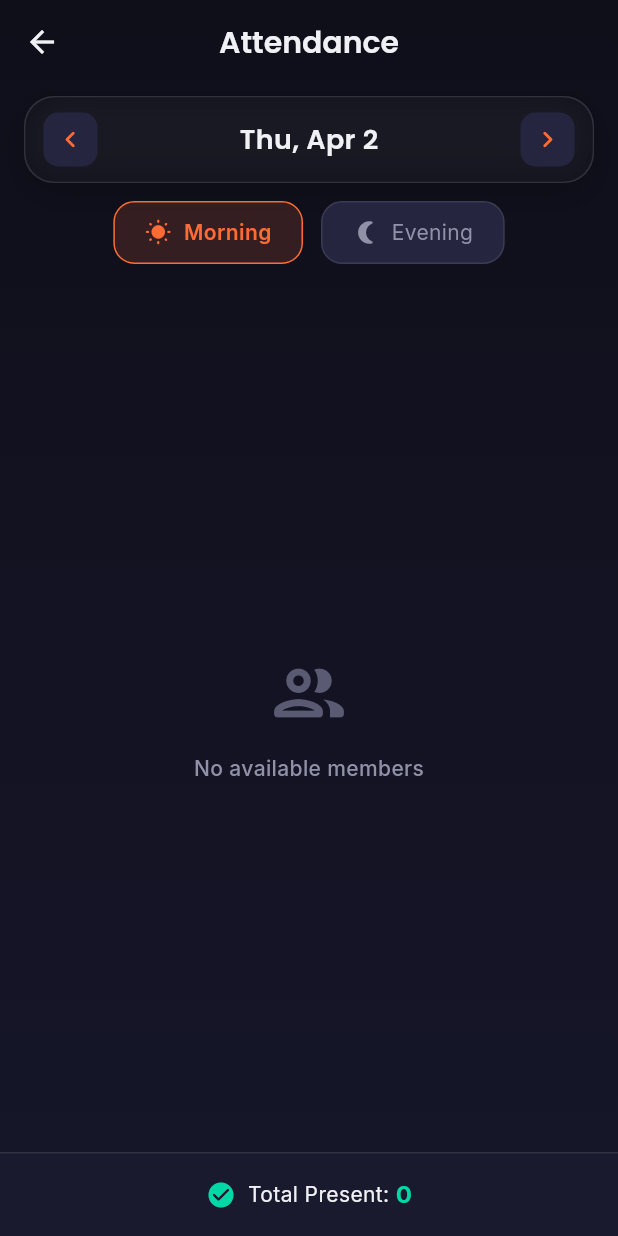
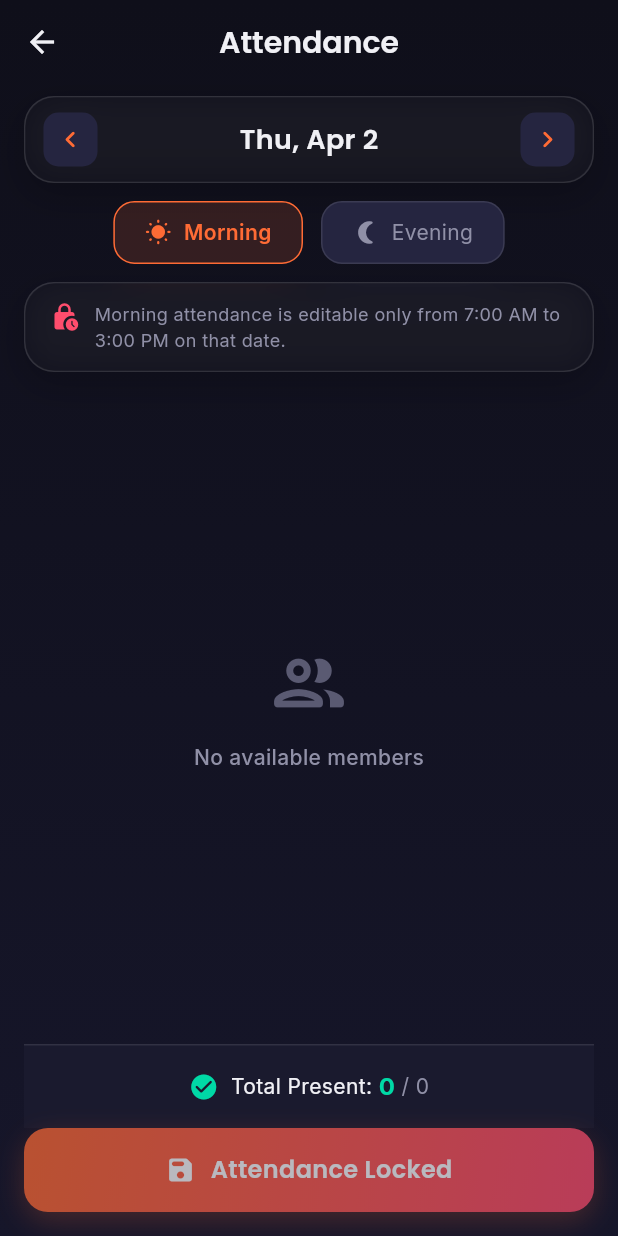
Before and after one commit to osctoss/smart_mess_app, a Flutter app: the AttendanceScreen screen opened by its route, after a tap on the "chevron left" icon, on a phone screen of 412 x 824 dp. Run offline on Flutter 3.47's test engine with Material 3 defaults, Android fonts, the phone set to English and light mode, and no system bars; our stand-ins replace cloud_firestore, firebase_auth, firebase_core, flutter_animate, google_fonts, table_calendar; accounts and stored records are empty; generated files the repository leaves out were written again.

Commit message:
Add attendance save flow and refresh app branding

```diff
--- a/lib/features/admin/attendance/attendance_controller.dart
+++ b/lib/features/admin/attendance/attendance_controller.dart
@@ -1,11 +1,11 @@
 import 'package:flutter/material.dart';
 import 'package:firebase_auth/firebase_auth.dart';
-import 'package:cloud_firestore/cloud_firestore.dart';
 import 'package:intl/intl.dart';
 import '../../../core/services/firestore_service.dart';
 import '../../../core/constants/enums.dart';
 import '../../../models/user_model.dart';
 import '../../../models/availability_model.dart';
+import '../../../models/attendance_model.dart';
 
 class AttendanceController with ChangeNotifier {
   final FirestoreService _firestoreService = FirestoreService();
@@ -17,12 +17,23 @@ class AttendanceController with ChangeNotifier {
   MealType _selectedMeal = MealType.morning;
   MealType get selectedMeal => _selectedMeal;
 
-  // Only available members (green-dot users)
   List<UserModel> _availableMembers = [];
   List<UserModel> get availableMembers => _availableMembers;
 
+  final Map<String, bool> _savedAttendance = {};
+  final Map<String, bool> _draftAttendance = {};
+
   bool _isLoading = false;
   bool get isLoading => _isLoading;
+
+  bool _isSaving = false;
+  bool get isSaving => _isSaving;
+
+  bool _isAttendanceEditable = false;
+  bool get isAttendanceEditable => _isAttendanceEditable;
+
+  String? _attendanceWindowMessage;
+  String? get attendanceWindowMessage => _attendanceWindowMessage;
 
   String? _messId;
 
@@ -30,17 +41,48 @@ class AttendanceController with ChangeNotifier {
     _initialize();
   }
 
+  int get presentCount {
+    return _availableMembers
+        .where((user) => _draftAttendance[user.uid] ?? _savedAttendance[user.uid] ?? false)
+        .length;
+  }
+
+  bool get hasUnsavedChanges {
+    if (_draftAttendance.length != _savedAttendance.length) {
+      return true;
+    }
+
+    for (final entry in _draftAttendance.entries) {
+      if ((_savedAttendance[entry.key] ?? false) != entry.value) {
+        return true;
+      }
+    }
+
+    for (final entry in _savedAttendance.entries) {
+      if ((_draftAttendance[entry.key] ?? false) != entry.value) {
+        return true;
+      }
+    }
+
+    return false;
+  }
+
   Future<void> _initialize() async {
     final user = _auth.currentUser;
     if (user != null) {
-      final userDoc = await _firestoreService.documentStream(
+      final userDoc = await _firestoreService
+          .documentStream(
             path: 'users/${user.uid}',
             builder: (data, id) => UserModel(
               uid: id,
-          name: '', contactNumber: '', role: '', createdAt: DateTime.now(),
+              name: '',
+              contactNumber: '',
+              role: '',
+              createdAt: DateTime.now(),
               messId: data['messId'],
             ),
-      ).first;
+          )
+          .first;
       _messId = userDoc.messId;
       await _loadAttendance();
     }
@@ -58,19 +100,33 @@ class AttendanceController with ChangeNotifier {
     }
   }
 
+  bool isMarkedPresent(String uid) {
+    return _draftAttendance[uid] ?? _savedAttendance[uid] ?? false;
+  }
+
+  void toggleAttendance(String uid, bool value) {
+    if (!_isAttendanceEditable) return;
+    _draftAttendance[uid] = value;
+    notifyListeners();
+  }
+
   Future<void> _loadAttendance() async {
     if (_messId == null) return;
 
     _isLoading = true;
+    _draftAttendance.clear();
+    _savedAttendance.clear();
     notifyListeners();
 
     try {
       final dateStr = DateFormat('yyyy-MM-dd').format(_selectedDate);
+      _computeAttendanceWindow();
 
-      // 1. Fetch all approved CLIENT users for this mess
-      final users = await _firestoreService.collectionStream(
+      final users = await _firestoreService
+          .collectionStream(
             path: 'users',
-        queryBuilder: (query) => query.where('messId', isEqualTo: _messId)
+            queryBuilder: (query) => query
+                .where('messId', isEqualTo: _messId)
                 .where('approved', isEqualTo: true),
             builder: (data, id) => UserModel(
               uid: id,
@@ -84,16 +140,24 @@ class AttendanceController with ChangeNotifier {
               morningOff: data['morningOff'] ?? false,
               eveningOff: data['eveningOff'] ?? false,
             ),
-      ).first;
+            sort: (a, b) => a.name.toLowerCase().compareTo(b.name.toLowerCase()),
+          )
+          .first;
 
       final clientUsers = users.where((u) => u.role == 'CLIENT').toList();
 
-      // 2. Fetch availability documents for this date/meal
-      final availabilityDocs = await _firestoreService.collectionStream(
+      final availabilityDocs = await _firestoreService
+          .collectionStream(
             path: 'availability',
-        queryBuilder: (query) => query.where('messId', isEqualTo: _messId)
+            queryBuilder: (query) => query
+                .where('messId', isEqualTo: _messId)
                 .where('date', isEqualTo: dateStr)
-                                      .where('meal', isEqualTo: _selectedMeal == MealType.morning ? 'MORNING' : 'EVENING'),
+                .where(
+                  'meal',
+                  isEqualTo: _selectedMeal == MealType.morning
+                      ? 'MORNING'
+                      : 'EVENING',
+                ),
             builder: (data, id) => AvailabilityModel(
               uid: data['uid'],
               messId: data['messId'],
@@ -101,9 +165,9 @@ class AttendanceController with ChangeNotifier {
               meal: data['meal'],
               status: data['status'],
             ),
-      ).first;
+          )
+          .first;
 
-      // 3. Build OFF set
       final offUids = <String>{};
 
       for (final user in clientUsers) {
@@ -127,37 +191,29 @@ class AttendanceController with ChangeNotifier {
         }
       }
 
-      // 4. Only keep available members
       _availableMembers = clientUsers.where((u) => !offUids.contains(u.uid)).toList();
 
-      // 5. Create attendance snapshot (if not exists)
-      final attendanceId = '${_messId}_${dateStr}_${_selectedMeal == MealType.morning ? "MORNING" : "EVENING"}';
-      final attendanceRef = FirebaseFirestore.instance.collection('attendance').doc(attendanceId);
-      final attendanceDoc = await attendanceRef.get();
+      final attendanceId = _attendanceDocId;
+      final savedRecords = await _firestoreService
+          .collectionStream(
+            path: 'attendance/$attendanceId/records',
+            builder: (data, id) => AttendanceRecord(
+              uid: id,
+              name: data['name'] ?? '',
+              present: data['present'] ?? false,
+            ),
+          )
+          .first;
 
-      if (!attendanceDoc.exists) {
-         await attendanceRef.set({
-           'messId': _messId,
-           'date': dateStr,
-           'meal': _selectedMeal == MealType.morning ? 'MORNING' : 'EVENING',
-           'presentCount': _availableMembers.length,
-           'createdAt': FieldValue.serverTimestamp(),
-         });
+      final savedRecordMap = {
+        for (final record in savedRecords) record.uid: record,
+      };
 
-         // Clean up older docs (keep only 3 latest)
-         final allAttendance = await _firestoreService.collectionStream(
-            path: 'attendance',
-            queryBuilder: (query) => query.where('messId', isEqualTo: _messId).orderBy('createdAt', descending: true),
-            builder: (data, id) => id,
-         ).first;
-
-         if (allAttendance.length > 3) {
-            for (var i = 3; i < allAttendance.length; i++) {
-               await _firestoreService.deleteData(path: 'attendance/${allAttendance[i]}');
+      for (final user in _availableMembers) {
+        final savedRecord = savedRecordMap[user.uid];
+        _savedAttendance[user.uid] = savedRecord?.present ?? false;
+        _draftAttendance[user.uid] = savedRecord?.present ?? false;
       }
-         }
-      }
-
     } catch (e) {
       debugPrint('Error loading attendance: $e');
     } finally {
@@ -165,4 +221,117 @@ class AttendanceController with ChangeNotifier {
       notifyListeners();
     }
   }
+
+  String get _attendanceDocId {
+    final dateStr = DateFormat('yyyy-MM-dd').format(_selectedDate);
+    final meal = _selectedMeal == MealType.morning ? 'MORNING' : 'EVENING';
+    return '${_messId}_${dateStr}_$meal';
   }
+
+  void _computeAttendanceWindow() {
+    final now = DateTime.now();
+    final selectedDay = DateTime(
+      _selectedDate.year,
+      _selectedDate.month,
+      _selectedDate.day,
+    );
+
+    if (_selectedMeal == MealType.morning) {
+      final start = DateTime(
+        selectedDay.year,
+        selectedDay.month,
+        selectedDay.day,
+        7,
+      );
+      final end = DateTime(
+        selectedDay.year,
+        selectedDay.month,
+        selectedDay.day,
+        15,
+      );
+
+      _isAttendanceEditable =
+          !now.isBefore(start) && now.isBefore(end);
+      _attendanceWindowMessage = _isAttendanceEditable
+          ? 'Morning attendance can be marked until 3:00 PM.'
+          : 'Morning attendance is editable only from 7:00 AM to 3:00 PM on that date.';
+      return;
+    }
+
+    final start = DateTime(
+      selectedDay.year,
+      selectedDay.month,
+      selectedDay.day,
+      15,
+    );
+    final end = DateTime(
+      selectedDay.year,
+      selectedDay.month,
+      selectedDay.day + 1,
+      7,
+    );
+
+    _isAttendanceEditable =
+        !now.isBefore(start) && now.isBefore(end);
+    _attendanceWindowMessage = _isAttendanceEditable
+        ? 'Evening attendance can be marked until 7:00 AM tomorrow.'
+        : 'Evening attendance is editable only from 3:00 PM to 7:00 AM the next day.';
+  }
+
+  Future<bool> saveAttendance() async {
+    if (_isSaving || _messId == null) {
+      return false;
+    }
+
+    if (!hasUnsavedChanges) {
+      return true;
+    }
+
+    if (!_isAttendanceEditable) {
+      return false;
+    }
+
+    _isSaving = true;
+    notifyListeners();
+
+    try {
+      final dateStr = DateFormat('yyyy-MM-dd').format(_selectedDate);
+      final meal = _selectedMeal == MealType.morning ? 'MORNING' : 'EVENING';
+      final attendanceId = _attendanceDocId;
+
+      await _firestoreService.setData(
+        path: 'attendance/$attendanceId',
+        data: {
+          'messId': _messId,
+          'date': dateStr,
+          'meal': meal,
+          'presentCount': presentCount,
+          'updatedAt': DateTime.now().toIso8601String(),
+        },
+        merge: true,
+      );
+
+      for (final user in _availableMembers) {
+        final present = _draftAttendance[user.uid] ?? false;
+        await _firestoreService.setData(
+          path: 'attendance/$attendanceId/records/${user.uid}',
+          data: {
+            'uid': user.uid,
+            'name': user.name,
+            'present': present,
+          },
+          merge: true,
+        );
+        _savedAttendance[user.uid] = present;
+      }
+
+      return true;
+    } catch (e) {
+      debugPrint('Error saving attendance: $e');
+      return false;
+    } finally {
+      _isSaving = false;
+      notifyListeners();
+    }
+  }
+}
--- a/lib/features/admin/attendance/attendance_screen.dart
+++ b/lib/features/admin/attendance/attendance_screen.dart
@@ -6,6 +6,7 @@ import '../../../core/constants/enums.dart';
 import '../../../core/constants/app_colors.dart';
 import '../../../core/constants/app_text_styles.dart';
 import '../../shared_widgets/glass_card.dart';
+import '../../shared_widgets/custom_button.dart';
 import '../../shared_widgets/gradient_scaffold.dart';
 import '../../shared_widgets/animated_list_item.dart';
 import '../../shared_widgets/shimmer_loading.dart';
@@ -77,6 +78,43 @@ class AttendanceScreen extends StatelessWidget {
 
                 const SizedBox(height: 8),
 
+                Padding(
+                  padding: const EdgeInsets.symmetric(horizontal: 16),
+                  child: GlassCard(
+                    padding: const EdgeInsets.symmetric(horizontal: 16, vertical: 12),
+                    borderColor: controller.isAttendanceEditable
+                        ? AppColors.accentTeal.withValues(alpha: 0.25)
+                        : AppColors.glassBorder,
+                    child: Row(
+                      crossAxisAlignment: CrossAxisAlignment.start,
+                      children: [
+                        Icon(
+                          controller.isAttendanceEditable
+                              ? Icons.edit_calendar_rounded
+                              : Icons.lock_clock_rounded,
+                          color: controller.isAttendanceEditable
+                              ? AppColors.accentTeal
+                              : AppColors.accentRose,
+                          size: 20,
+                        ),
+                        const SizedBox(width: 10),
+                        Expanded(
+                          child: Text(
+                            controller.attendanceWindowMessage ?? '',
+                            style: AppTextStyles.bodySmall.copyWith(
+                              color: controller.isAttendanceEditable
+                                  ? AppColors.textPrimary
+                                  : AppColors.textSecondary,
+                            ),
+                          ),
+                        ),
+                      ],
+                    ),
+                  ),
+                ),
+
+                const SizedBox(height: 8),
+
                 if (controller.isLoading)
                   Expanded(child: ShimmerLoading.listPlaceholder())
                 else
@@ -128,7 +166,20 @@ class AttendanceScreen extends StatelessWidget {
                                             ],
                                           ),
                                         ),
-                                        Icon(Icons.check_circle_rounded, color: AppColors.accentTeal, size: 22),
+                                        Checkbox(
+                                          value: controller.isMarkedPresent(user.uid),
+                                          onChanged: controller.isAttendanceEditable
+                                              ? (value) => controller.toggleAttendance(user.uid, value ?? false)
+                                              : null,
+                                          activeColor: AppColors.accentTeal,
+                                          checkColor: Colors.white,
+                                          side: BorderSide(
+                                            color: controller.isMarkedPresent(user.uid)
+                                                ? AppColors.accentTeal
+                                                : AppColors.textSecondary,
+                                            width: 1.8,
+                                          ),
+                                        ),
                                       ],
                                     ),
                                   ),
@@ -138,7 +189,17 @@ class AttendanceScreen extends StatelessWidget {
                           ),
                   ),
 
-                // Summary footer
+              ],
+            );
+          },
+        ),
+        bottomNavigationBar: Consumer<AttendanceController>(
+          builder: (context, controller, _) {
+            return SafeArea(
+              minimum: const EdgeInsets.fromLTRB(16, 10, 16, 16),
+              child: Column(
+                mainAxisSize: MainAxisSize.min,
+                children: [
                   Container(
                     padding: const EdgeInsets.all(16),
                     decoration: BoxDecoration(
@@ -152,13 +213,51 @@ class AttendanceScreen extends StatelessWidget {
                         const SizedBox(width: 8),
                         Text('Total Present: ', style: AppTextStyles.bodyMedium),
                         Text(
-                        '${controller.availableMembers.length}',
+                          '${controller.presentCount}',
                           style: AppTextStyles.bodyLarge.copyWith(color: AppColors.accentTeal, fontWeight: FontWeight.bold),
+                        ),
+                        Text(
+                          ' / ${controller.availableMembers.length}',
+                          style: AppTextStyles.bodyMedium.copyWith(color: AppColors.textSecondary),
                         ),
                       ],
                     ),
                   ),
+                  AnimatedOpacity(
+                    duration: const Duration(milliseconds: 180),
+                    opacity: controller.isAttendanceEditable
+                        ? (controller.hasUnsavedChanges || controller.isSaving ? 1 : 0.75)
+                        : 0.7,
+                    child: IgnorePointer(
+                      ignoring: (!controller.isAttendanceEditable || !controller.hasUnsavedChanges) &&
+                          !controller.isSaving,
+                      child: CustomButton(
+                        text: controller.isAttendanceEditable
+                            ? (controller.hasUnsavedChanges ? 'Save Attendance' : 'Attendance Saved')
+                            : 'Attendance Locked',
+                        icon: Icons.save_rounded,
+                        isLoading: controller.isSaving,
+                        onPressed: () async {
+                          final saved = await controller.saveAttendance();
+                          if (!context.mounted) return;
+
+                          ScaffoldMessenger.of(context).showSnackBar(
+                            SnackBar(
+                              content: Text(
+                                saved
+                                    ? 'Attendance saved successfully'
+                                    : controller.isAttendanceEditable
+                                        ? 'Could not save attendance. Please try again.'
+                                        : 'Attendance cannot be edited in this time window.',
+                              ),
+                            ),
+                          );
+                        },
+                      ),
+                    ),
+                  ),
                 ],
+              ),
             );
           },
         ),
--- a/lib/models/attendance_model.dart
+++ b/lib/models/attendance_model.dart
@@ -14,10 +14,12 @@ class AttendanceModel {
 
 class AttendanceRecord {
   final String uid;
+  final String name;
   final bool present;
 
   AttendanceRecord({
     required this.uid,
+    required this.name,
     required this.present,
   });
 }
--- a/pubspec.yaml
+++ b/pubspec.yaml
@@ -67,10 +67,8 @@ flutter:
   # the material Icons class.
   uses-material-design: true
 
-  # To add assets to your application, add an assets section, like this:
-  # assets:
-  #   - images/a_dot_burr.jpeg
-  #   - images/a_dot_ham.jpeg
+  assets:
+    - assets/icons/
 
   # An image asset can refer to one or more resolution-specific "variants", see
   # https://flutter.dev/to/resolution-aware-images
```
Also changed, not shown: lib/features/auth/login/login_screen.dart (+22 -10 lines), lib/features/auth/splash/splash_screen.dart (+22 -10 lines), assets/icons/Mess_icon.png (added), 21 other files. Lines whose indentation alone changed are shown as unchanged.
